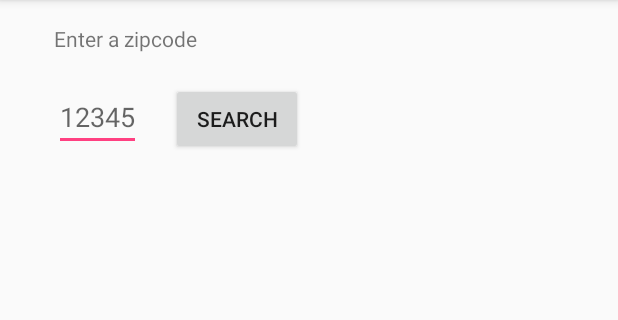
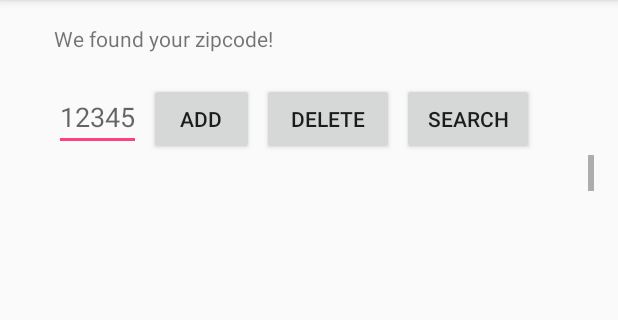
Before and after one commit to stoyerd/ProjectB, an Android app: the screen it shows after launch (MainActivity), after a tap on "SEARCH", on a phone screen of 412 x 824 dp, the part 84-404 px from its top. Run offline under Robolectric (Android 15) with nearby library versions, the phone set to English and light mode, and no system bars; 1 statement that could not run was skipped.

Commit message:
Added support for adding, deleting, and searching for zipcodes.

```diff
--- a/app/src/main/java/com/android/dan/testtoolbar/MainActivity.java
+++ b/app/src/main/java/com/android/dan/testtoolbar/MainActivity.java
@@ -1,8 +1,6 @@
 package com.android.dan.testtoolbar;
 
 import android.os.Bundle;
-import android.support.design.widget.FloatingActionButton;
-import android.support.design.widget.Snackbar;
 import android.support.v7.app.AppCompatActivity;
 import android.support.v7.widget.Toolbar;
 import android.util.Log;
@@ -21,12 +19,14 @@ import java.util.ArrayList;
 public class MainActivity extends AppCompatActivity implements View.OnClickListener,
         AdapterView.OnItemClickListener {
 
-    TextView mainTextView;
-    Button mainButton;
-    EditText mainEditText;
-    ListView mainListView;
-    ArrayAdapter mArrayAdapter;
-    ArrayList mNameList = new ArrayList();
+    private TextView mainTextView;
+    private Button addButton;
+    private Button deleteButton;
+    private Button searchButton;
+    private EditText mainEditText;
+    private ListView mainListView;
+    private ArrayAdapter mArrayAdapter;
+    private ArrayList mCategoryList = new ArrayList();
 
     @Override
     protected void onCreate(Bundle savedInstanceState) {
@@ -40,12 +40,17 @@ public class MainActivity extends AppCompatActivity implements View.OnClickListe
         // 1. Access the TextView defined in layout XML
         // and then set its text.
         mainTextView = (TextView) findViewById(R.id.main_textview);
-        //mainTextView.setText("Set in Java");
 
         // 2. Access the Button defined in layout xml
         // and listen for it here.
-        mainButton = (Button) findViewById(R.id.main_button);
-        mainButton.setOnClickListener(this);
+        addButton = (Button) findViewById(R.id.add_button);
+        addButton.setOnClickListener(this);
+
+        deleteButton = (Button) findViewById(R.id.delete_button);
+        deleteButton.setOnClickListener(this);
+
+        searchButton = (Button) findViewById(R.id.search_button);
+        searchButton.setOnClickListener(this);
 
         // 3. Access the EditText defined in layout xml
         mainEditText = (EditText) findViewById(R.id.main_edittext);
@@ -56,25 +61,13 @@ public class MainActivity extends AppCompatActivity implements View.OnClickListe
         // Create an array adapter for the ListView
         mArrayAdapter = new ArrayAdapter(this,
                 android.R.layout.simple_list_item_1,
-                mNameList
+                mCategoryList
         );
         // Set the ListView to use the ArrayAdapter
         mainListView.setAdapter(mArrayAdapter);
 
-        // 5. Set this activity to react to list items being pressed.
-//        mainListView.setOnItemClickListener(this);
+    }
 
-//        FloatingActionButton fab = (FloatingActionButton) findViewById(R.id.fab);
-//        fab.setOnClickListener(new View.OnClickListener() {
-//            @Override
-//            public void onClick(View view) {
-//                Snackbar.make(view, "Replace with your own action", Snackbar.LENGTH_LONG)
-//                        .setAction("Action", null).show();
-//            }
-//        });
-    }
-// dloughlin test 4
-    // Dan Stoyer comment another test
     @Override
     public boolean onCreateOptionsMenu(Menu menu) {
         // Inflate the menu; this adds items to the action bar if it is present.
@@ -105,10 +98,26 @@ public class MainActivity extends AppCompatActivity implements View.OnClickListe
         //        + " is learning Android development!");
 
         // Also add that value to the list shown in the ListView
-        mNameList.add(mainEditText.getText().toString());
-        mArrayAdapter.notifyDataSetChanged();
-        addZipcode(v);
+        if(v == addButton) {
+            mCategoryList.add(mainEditText.getText().toString());
+            mArrayAdapter.notifyDataSetChanged();
+            addZipcode(v);
+        }
+        if(v == deleteButton) {
+            mCategoryList.remove(mainEditText.getText().toString());
+            deleteZipcode(v);
+        }
 
+        if(v == searchButton) {
+            mCategoryList.add(mainEditText.getText().toString());
+            int result;
+            result = findZipcode(v);
+            if(result != -1) {
+                mainTextView.setText("We found your zipcode!");
+            } else {
+                mainTextView.setText("We did not found your zipcode!");
+            }
+        }
     }
 
     @Override
@@ -116,15 +125,22 @@ public class MainActivity extends AppCompatActivity implements View.OnClickListe
 
         // Log the item's position and contents
         // to the console in debug
-        Log.d("ooh android", position + ": " + mNameList.get(position));
+        Log.d("ooh android", position + ": " + mCategoryList.get(position));
 
     }
 
     public void addZipcode(View view) {
-        //dloughlin TODO create db
-        MySQLiteHelper db = new MySQLiteHelper(null);
+        MySQLiteHelper db = new MySQLiteHelper(this);
         db.addDummyZipcode(Integer.parseInt(mainEditText.getText().toString()));
+    }
 
-
+    public void deleteZipcode(View view) {
+        MySQLiteHelper db = new MySQLiteHelper(this);
+        db.deleteDummyZipcode(Integer.parseInt(mainEditText.getText().toString()));
+    }
+    //dloughlin TODO this will be a Zipcode object return type someotherday
+    public int findZipcode(View view) {
+        MySQLiteHelper db = new MySQLiteHelper(this);
+        return db.findZipcode(Integer.parseInt(mainEditText.getText().toString()));
     }
 }
--- a/app/src/main/res/layout/content_main.xml
+++ b/app/src/main/res/layout/content_main.xml
@@ -38,14 +38,32 @@
             android:layout_weight="1" />
 
         <Button
-            android:id="@+id/main_button"
+            android:id="@+id/add_button"
+            android:layout_width="70dp"
+            android:layout_height="wrap_content"
+            android:layout_marginTop="20dp"
+            android:layout_marginLeft="5dp"
+            android:text="@string/add_button"/>
+
+        <Button
+            android:id="@+id/delete_button"
             android:layout_width="wrap_content"
             android:layout_height="wrap_content"
             android:layout_marginTop="20dp"
-            android:layout_marginLeft="20dp"
-            android:text="@string/button"/>
+            android:layout_marginLeft="5dp"
+            android:text="@string/delete_button"/>
+
+        <Button
+            android:id="@+id/search_button"
+            android:layout_width="wrap_content"
+            android:layout_height="wrap_content"
+            android:layout_marginTop="20dp"
+            android:layout_marginLeft="5dp"
+            android:text="@string/search_button"/>
 
     </LinearLayout>
+
+
 
     <ListView
         android:layout_width="wrap_content"
--- a/app/src/main/res/values/strings.xml
+++ b/app/src/main/res/values/strings.xml
@@ -1,7 +1,9 @@
 <resources>
     <string name="app_name">Recycling Standards</string>
     <string name="textview">Enter a zipcode</string>
-    <string name="button">Search</string>
+    <string name="add_button">Add</string>
+    <string name="delete_button">Delete</string>
+    <string name="search_button">Search</string>
     <string name="hint">12345</string>
     <string name="action_settings">Settings</string>
 </resources>
```
Also changed, not shown: app/src/main/java/com/android/dan/testtoolbar/MySQLiteHelper.java (+47 -0 lines).
